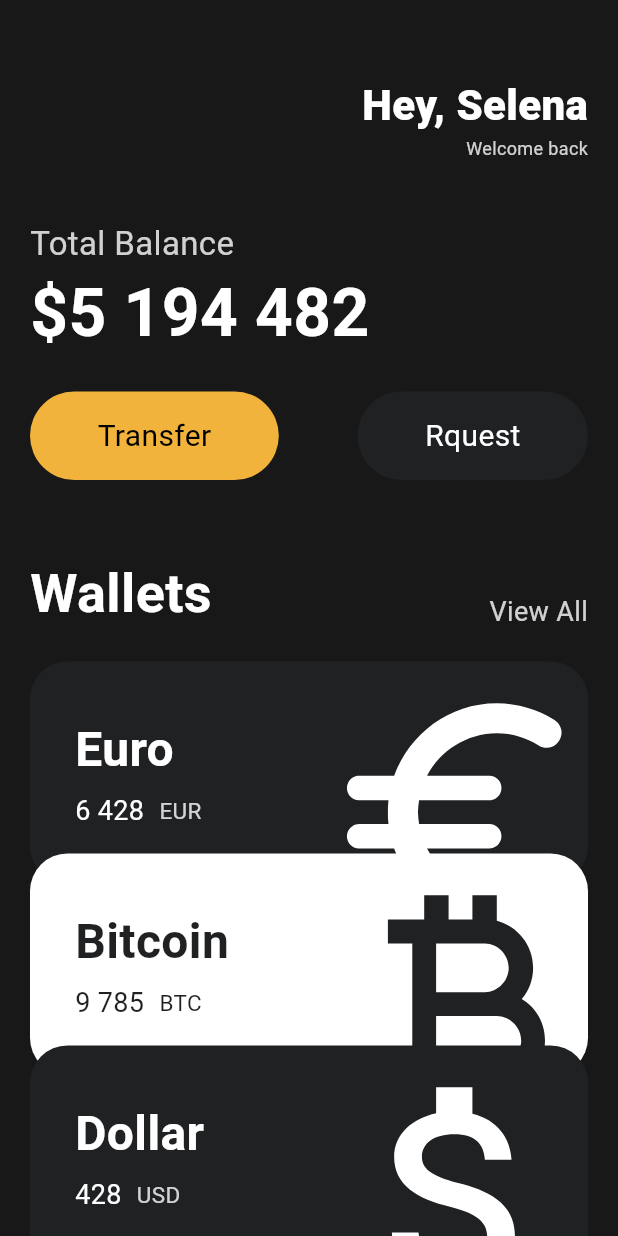
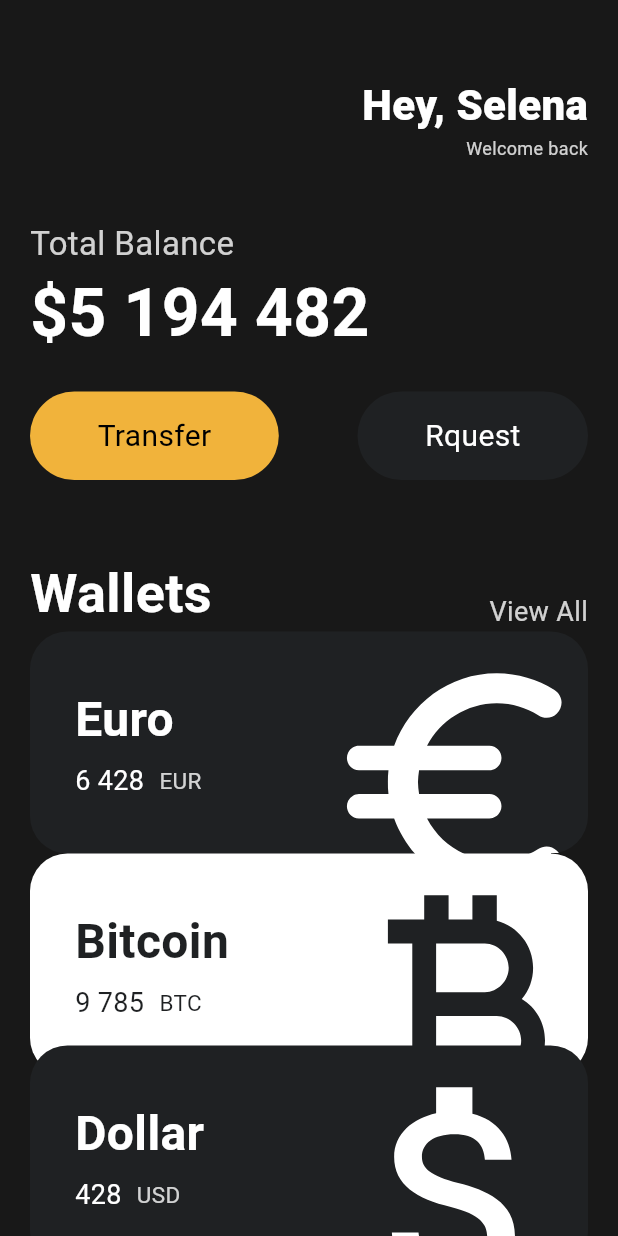
Before and after one commit to KimJJRoSY/flutter_study, a Flutter app: the screen it shows after launch, on a phone screen of 412 x 824 dp. Run offline on Flutter 3.47's test engine with Material 3 defaults, Android fonts, the phone set to English and light mode, and no system bars.

Commit message:
코드리팩토링, translate 위젯 컴포넌트에 추가

```diff
--- a/lib/main.dart
+++ b/lib/main.dart
@@ -121,26 +121,28 @@ class App extends StatelessWidget {
                 amount: '6 428',
                 icon: Icons.euro_rounded,
                 isInverted: false,
+                isOrder: false,
+                order: 1,
               ),
-              Transform.translate(
-                offset: Offset(0, -20),
-                child: CurrencyCard(
+
+              CurrencyCard(
                 name: 'Bitcoin',
                 code: 'BTC ',
                 amount: '9 785',
                 icon: Icons.currency_bitcoin,
                 isInverted: true,
+                isOrder: true,
+                order: 2,
               ),
-              ),
-              Transform.translate(
-                offset: Offset(0, -40),
-                child: CurrencyCard(
+
+              CurrencyCard(
                 name: 'Dollar',
                 code: 'USD',
                 amount: '428',
                 icon: Icons.attach_money_outlined,
                 isInverted: false,
-                ),
+                isOrder: true,
+                order: 3,
               ),
             ],
           ),
--- a/lib/widgets/currency_card.dart
+++ b/lib/widgets/currency_card.dart
@@ -6,19 +6,24 @@ class CurrencyCard extends StatelessWidget {
   final bool isInverted;
   // 블랙 컬러를 private하게 만들어줌
   final _blackColor = const Color(0xFF1F2123);
+  final bool isOrder;
+  final int order;
 
-  const CurrencyCard({
-    super.key,
+  const CurrencyCard(
+      {super.key,
       required this.name,
       required this.code,
       required this.amount,
       required this.icon,
       required this.isInverted,
-  });
+      required this.order,
+      required this.isOrder});
 
   @override
   Widget build(BuildContext context) {
-    return Container(
+    return Transform.translate(
+      offset: isOrder && order > 2 ? Offset(0, -40) : Offset(0, -20),
+      child: Container(
         clipBehavior: Clip.hardEdge, //clipBehavior -> overflow 되었을때 처리
         decoration: BoxDecoration(
           color: isInverted ? Colors.white : _blackColor,
@@ -82,6 +87,7 @@ class CurrencyCard extends StatelessWidget {
             ],
           ),
         ),
+      ),
     );
   }
 }
```
Lines whose indentation alone changed are shown as unchanged.
